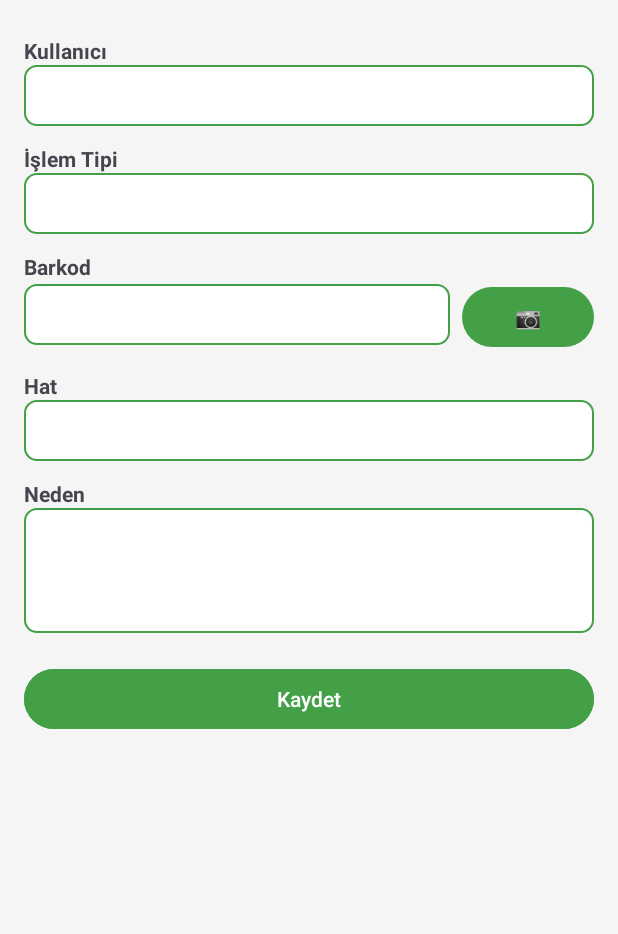
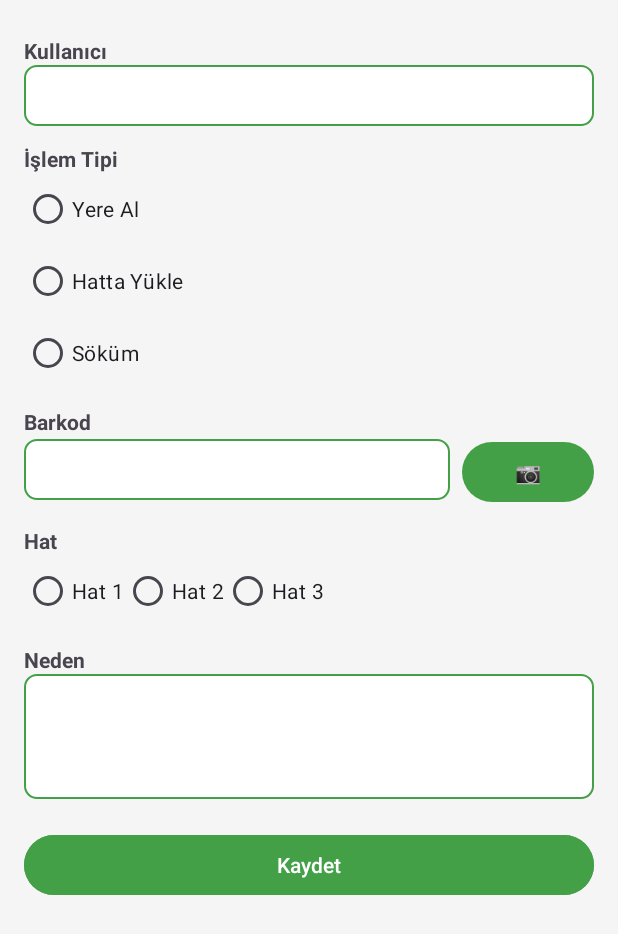
Before and after one commit to supereffect/MontajTakip, an Android app: the EditItemActivity screen opened directly, with no data from a screen before it, on a phone screen of 412 x 824 dp. Shown: the top 934 px of the screen. Run offline under Robolectric (Android 15) with nearby library versions, the phone set to English and light mode, and no system bars; our stand-ins replace Dagger/Hilt's generated code, Firebase (no records; nobody signed in at launch, a user with empty details on screens opened directly); libraries missing offline, so code that uses them is left out: com.google.zxing.integration.

```diff
--- a/app/src/main/java/com/egehan/montajhattitakip/Activities/EditItemActivity.java
+++ b/app/src/main/java/com/egehan/montajhattitakip/Activities/EditItemActivity.java
@@ -1,92 +1,147 @@
 package com.egehan.montajhattitakip.Activities;
 
 import android.content.Intent;
-import android.content.SharedPreferences;
 import android.os.Bundle;
 import android.widget.Button;
 import android.widget.EditText;
 import android.widget.Toast;
 
-
-
+import androidx.annotation.Nullable;
 
 import com.egehan.montajhattitakip.Model.Record;
 import com.egehan.montajhattitakip.R;
-import com.google.gson.Gson;
+import com.egehan.montajhattitakip.Repository.Abstract.IRepositoryCallback;
+import com.egehan.montajhattitakip.Repository.Concrete.RecordRepository;
 import com.google.zxing.integration.android.IntentIntegrator;
 import com.google.zxing.integration.android.IntentResult;
 
-import java.util.ArrayList;
-import java.util.Arrays;
-import java.util.List;
+import javax.inject.Inject;
+
+import dagger.hilt.android.AndroidEntryPoint;
+import android.widget.RadioButton;
+import android.widget.RadioGroup;
+
+@AndroidEntryPoint
 
 public class EditItemActivity extends BaseActivity {
-    EditText etUsername, etType, etBarcode, etHat, etReason;
-    Button btnSave,btnScanBarcode;
-    SharedPreferences prefs;
-    Gson gson = new Gson();
-    List<Record> list;
-    int recordIndex;
+
+    EditText etUsername, etBarcode, etReason;
+    Button btnSave, btnScanBarcode;
+    RadioGroup radioGroupType, radioGroupHat;
+    RadioButton radioYereAl, radioHattaYukle, radioSokum;
+
+    @Inject
+    RecordRepository recordRepository;
+
+    Record currentRecord;
 
     @Override
-    protected void onCreate(Bundle savedInstanceState) {
+    protected void onCreate(@Nullable Bundle savedInstanceState) {
         super.onCreate(savedInstanceState);
         setContentView(R.layout.activity_edit_item);
 
         etUsername = findViewById(R.id.etUsername);
-        etType = findViewById(R.id.etType);
         etBarcode = findViewById(R.id.etBarcode);
+        etReason = findViewById(R.id.etReason);
         btnScanBarcode = findViewById(R.id.btnScanBarcode);
-        etHat = findViewById(R.id.etHat);
-        etReason = findViewById(R.id.etReason);
         btnSave = findViewById(R.id.btnSave);
 
-        prefs = getSharedPreferences("AppData", MODE_PRIVATE);
+        radioGroupType = findViewById(R.id.radioGroupType);
+        radioGroupHat = findViewById(R.id.radioGroupHat);
 
-        // Kayıtları al
-        String json = prefs.getString("records", "[]");
-        Record[] recordsArray = gson.fromJson(json, Record[].class);
-        list = new ArrayList<>();
-        if (recordsArray != null) {
-            list.addAll(Arrays.asList(recordsArray));
+        radioYereAl = findViewById(R.id.radioYereAl);
+        radioHattaYukle = findViewById(R.id.radioHattaYukle);
+        radioSokum = findViewById(R.id.radioSokum);
+
+        String recordId = getIntent().getStringExtra("record_id");
+        if (recordId != null && !recordId.isEmpty()) {
+            loadRecordById(recordId);
         }
 
-        // Gelen veriyi al
-        recordIndex = getIntent().getIntExtra("record_index", -1);
-        String recordJson = getIntent().getStringExtra("record_data");
-        Record record = gson.fromJson(recordJson, Record.class);
+        btnSave.setOnClickListener(v -> saveRecord());
+        btnScanBarcode.setOnClickListener(v -> scanBarcode());
+    }
 
-        // EditText'lere doldur
-        if (record != null) {
-            etUsername.setText(record.getUsername());
-            etType.setText(record.getType());
-            etBarcode.setText(record.getBarcode());
-            etHat.setText(record.getHat());
-            etReason.setText(record.getReason());
-        }
+    private void loadRecordById(String recordId) {
+        recordRepository.getRecordById(recordId, new IRepositoryCallback<Record>() {
+            @Override
+            public void onStart() {}
 
-        // Kaydet butonu
-        btnSave.setOnClickListener(v -> {
-            if (recordIndex >= 0 && recordIndex < list.size()) {
-                Record updated = list.get(recordIndex);
-                updated.setUsername(etUsername.getText().toString());
-                updated.setType(etType.getText().toString());
-                updated.setBarcode(etBarcode.getText().toString());
-                updated.setHat(etHat.getText().toString());
-                updated.setReason(etReason.getText().toString());
+            @Override
+            public void onComplete(Record record) {
+                if (record != null) {
+                    currentRecord = record;
+                    etUsername.setText(record.getUsername());
+                    etBarcode.setText(record.getBarcode());
+                    etReason.setText(record.getReason());
 
-                prefs.edit().putString("records", gson.toJson(list)).apply();
-                finish(); // geri dön
+                    // İşlem tipi setleme
+                    if ("Yere Al".equals(record.getType())) radioYereAl.setChecked(true);
+                    else if ("Hatta Yükle".equals(record.getType())) radioHattaYukle.setChecked(true);
+                    else if ("Söküm".equals(record.getType())) radioSokum.setChecked(true);
+
+                    // Hat setleme
+                    if ("Hat 1".equals(record.getHat())) radioGroupHat.check(R.id.radioHat1);
+                    else if ("Hat 2".equals(record.getHat())) radioGroupHat.check(R.id.radioHat2);
+                    else if ("Hat 3".equals(record.getHat())) radioGroupHat.check(R.id.radioHat3);
+                }
+            }
+
+            @Override
+            public void onError(Exception e) {
+                Toast.makeText(EditItemActivity.this, "Kayıt yüklenirken hata oluştu: " + e.getMessage(), Toast.LENGTH_SHORT).show();
             }
         });
-        btnScanBarcode.setOnClickListener(v -> {
-            IntentIntegrator integrator = new IntentIntegrator(this);
-            integrator.setPrompt("Barkod okut");
-            integrator.setBeepEnabled(true);
-            integrator.setCaptureActivity(PortraitCaptureActivity.class);
-            integrator.initiateScan();
-        });
     }
+
+    private void saveRecord() {
+        if (currentRecord != null) {
+            currentRecord.setBarcode(etBarcode.getText().toString());
+            currentRecord.setReason(etReason.getText().toString());
+
+            // İşlem tipi al
+            int selectedTypeId = radioGroupType.getCheckedRadioButtonId();
+            RadioButton selectedType = findViewById(selectedTypeId);
+            currentRecord.setType(selectedType.getText().toString());
+
+            // Hat tipi al
+            int selectedHatId = radioGroupHat.getCheckedRadioButtonId();
+            RadioButton selectedHat = findViewById(selectedHatId);
+            currentRecord.setHat(selectedHat.getText().toString());
+
+            recordRepository.saveRecord(
+                    currentRecord.getType(),
+                    currentRecord.getBarcode(),
+                    currentRecord.getHat(),
+                    currentRecord.getReason(),
+                    new IRepositoryCallback<Void>() {
+                        @Override
+                        public void onStart() {}
+
+                        @Override
+                        public void onComplete(Void unused) {
+                            Toast.makeText(EditItemActivity.this, "Kayıt güncellendi", Toast.LENGTH_SHORT).show();
+                            finish();
+                        }
+
+                        @Override
+                        public void onError(Exception e) {
+                            Toast.makeText(EditItemActivity.this, "Kayıt güncellenirken hata oluştu: " + e.getMessage(), Toast.LENGTH_SHORT).show();
+                        }
+                    });
+        } else {
+            Toast.makeText(this, "Kayıt yüklenmedi.", Toast.LENGTH_SHORT).show();
+        }
+    }
+
+    private void scanBarcode() {
+        IntentIntegrator integrator = new IntentIntegrator(this);
+        integrator.setPrompt("Barkod okut");
+        integrator.setBeepEnabled(true);
+        integrator.setCaptureActivity(PortraitCaptureActivity.class);
+        integrator.initiateScan();
+    }
+
     @Override
     protected void onActivityResult(int requestCode, int resultCode, Intent data) {
         IntentResult result = IntentIntegrator.parseActivityResult(requestCode, resultCode, data);
--- a/app/src/main/java/com/egehan/montajhattitakip/Activities/LoginActivity.java
+++ b/app/src/main/java/com/egehan/montajhattitakip/Activities/LoginActivity.java
@@ -44,6 +44,10 @@ public class LoginActivity extends AppCompatActivity {
         } catch (Exception e) {
             var asdas = e;
         }
+
+
+
+
         etEmail = findViewById(R.id.etEmail);
         etPassword = findViewById(R.id.etPassword);
         btnLogin = findViewById(R.id.btnLogin);
--- a/app/src/main/res/layout/activity_edit_item.xml
+++ b/app/src/main/res/layout/activity_edit_item.xml
@@ -23,7 +23,8 @@
             android:layout_width="match_parent"
             android:layout_height="wrap_content"
             android:background="@drawable/edittext_background"
-            android:padding="8dp" />
+            android:padding="8dp"
+            android:enabled="false" />
 
         <!-- İşlem Tipi -->
         <TextView
@@ -34,12 +35,30 @@
             android:layout_width="wrap_content"
             android:layout_height="wrap_content" />
 
-        <EditText
-            android:id="@+id/etType"
+        <RadioGroup
+            android:id="@+id/radioGroupType"
             android:layout_width="match_parent"
             android:layout_height="wrap_content"
-            android:background="@drawable/edittext_background"
-            android:padding="8dp" />
+            android:orientation="vertical">
+
+            <RadioButton
+                android:id="@+id/radioYereAl"
+                android:layout_width="wrap_content"
+                android:layout_height="wrap_content"
+                android:text="Yere Al" />
+
+            <RadioButton
+                android:id="@+id/radioHattaYukle"
+                android:layout_width="wrap_content"
+                android:layout_height="wrap_content"
+                android:text="Hatta Yükle" />
+
+            <RadioButton
+                android:id="@+id/radioSokum"
+                android:layout_width="wrap_content"
+                android:layout_height="wrap_content"
+                android:text="Söküm" />
+        </RadioGroup>
 
         <!-- Barkod -->
         <TextView
@@ -80,12 +99,30 @@
             android:layout_width="wrap_content"
             android:layout_height="wrap_content" />
 
-        <EditText
-            android:id="@+id/etHat"
+        <RadioGroup
+            android:id="@+id/radioGroupHat"
             android:layout_width="match_parent"
             android:layout_height="wrap_content"
-            android:background="@drawable/edittext_background"
-            android:padding="8dp" />
+            android:orientation="horizontal">
+
+            <RadioButton
+                android:id="@+id/radioHat1"
+                android:layout_width="wrap_content"
+                android:layout_height="wrap_content"
+                android:text="Hat 1" />
+
+            <RadioButton
+                android:id="@+id/radioHat2"
+                android:layout_width="wrap_content"
+                android:layout_height="wrap_content"
+                android:text="Hat 2" />
+
+            <RadioButton
+                android:id="@+id/radioHat3"
+                android:layout_width="wrap_content"
+                android:layout_height="wrap_content"
+                android:text="Hat 3" />
+        </RadioGroup>
 
         <!-- Neden -->
         <TextView
```
Also changed, not shown: app/src/main/java/com/egehan/montajhattitakip/Activities/MainActivity.java (+21 -19 lines), app/src/main/java/com/egehan/montajhattitakip/Adapter/RecordAdapter.java (+6 -6 lines), app/src/main/java/com/egehan/montajhattitakip/Repository/Concrete/RecordRepository.java (+29 -9 lines), app/src/main/res/layout/activity_main.xml (+50 -11 lines).
